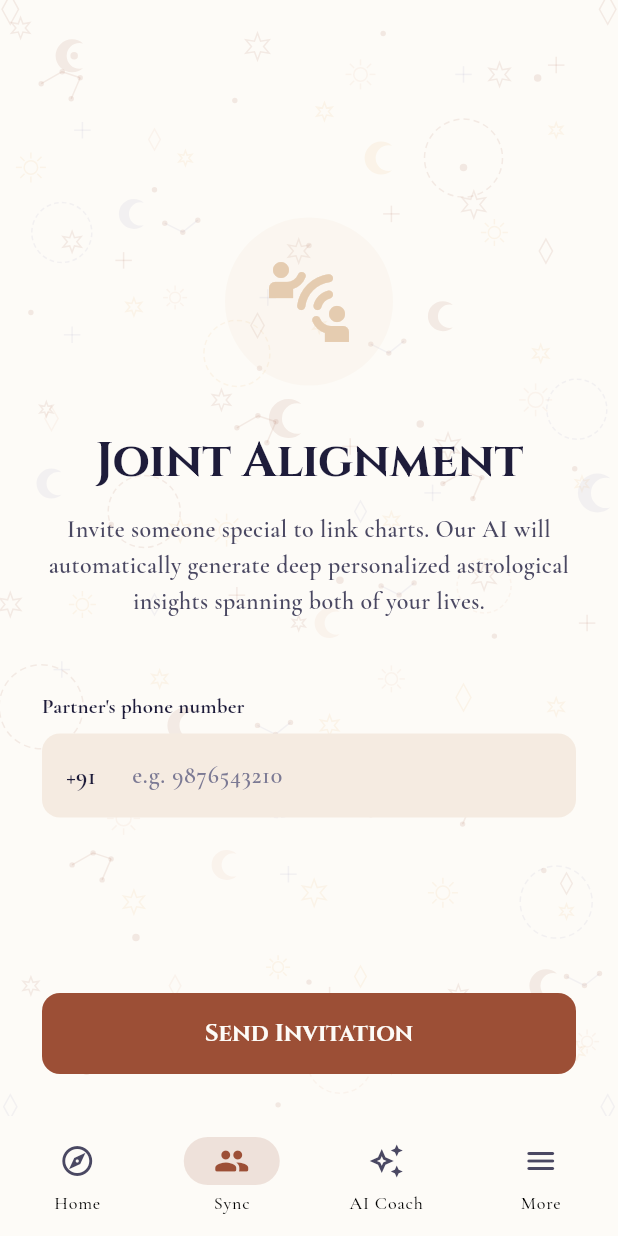
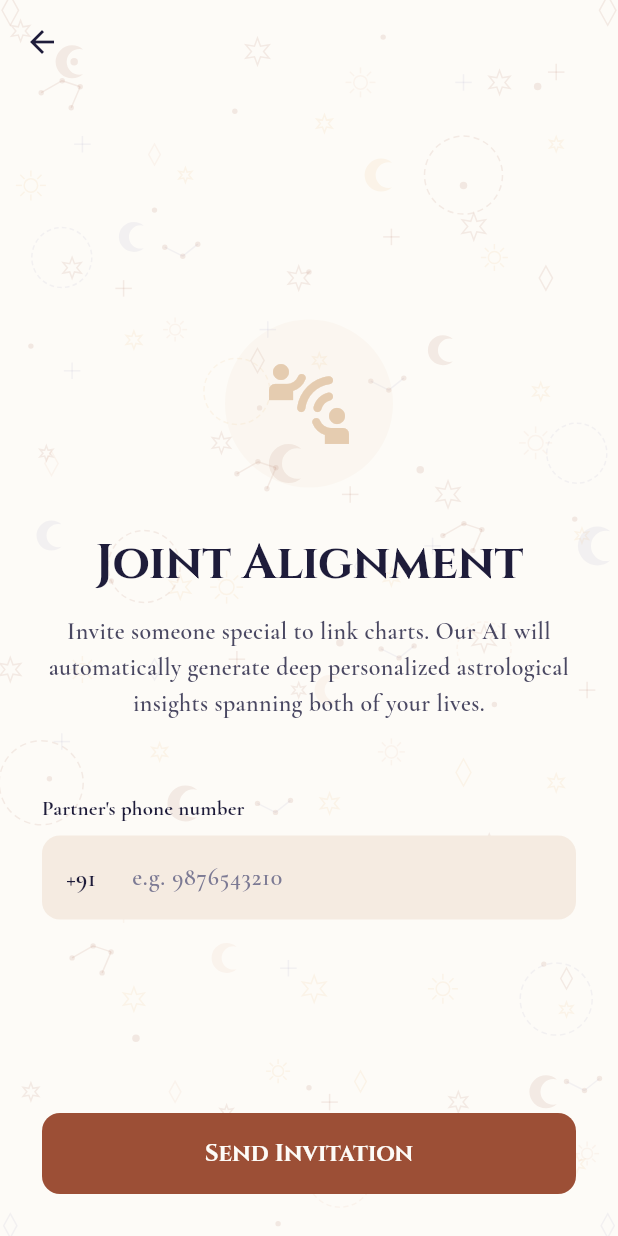
Before and after one commit to HanuShashwat/Twouple, a Flutter app: the HomePage screen opened by its route, item 2 of the bottom bar chosen, on a phone screen of 412 x 824 dp. Run offline on Flutter 3.47's test engine with Material 3 defaults, Android fonts, the phone set to English and light mode, and no system bars; our stand-ins replace dio, equatable, fl_chart, flutter_bloc, flutter_map, go_router and 2 more.

Commit message:
refactor(home_page.dart): hide partner sync view from navigation bar feat(home_page.dart): add partner sync view as a separate page refactor(partner_sync_view.dart): change layout and add app bar feat(partner_sync_view.dart): add conditional rendering based on sync phase refactor(partner_chat_page.dart): remove relationship hub button and add it to popup menu

```diff
--- a/lib/features/home/presentation/pages/home_page.dart
+++ b/lib/features/home/presentation/pages/home_page.dart
@@ -24,7 +24,7 @@ class _HomePageState extends State<HomePage> {
         index: _currentIndex,
         children: const [
           _DashboardView(),
-          _PartnerSyncView(),
+          SizedBox.shrink(),
           _AIAssistantView(),
           _MoreView(),
         ],
@@ -32,6 +32,14 @@ class _HomePageState extends State<HomePage> {
       bottomNavigationBar: NavigationBar(
         selectedIndex: _currentIndex,
         onDestinationSelected: (idx) {
+          if (idx == 1) {
+             Navigator.push(context, PageRouteBuilder(
+               pageBuilder: (context, anim1, anim2) => const _PartnerSyncView(),
+               transitionsBuilder: (context, anim1, anim2, child) => FadeTransition(opacity: anim1, child: child),
+               transitionDuration: const Duration(milliseconds: 300),
+             ));
+             return;
+          }
           setState(() {
             _currentIndex = idx;
           });
@@ -1222,13 +1230,26 @@ class _PartnerSyncViewState extends State<_PartnerSyncView> with SingleTickerPro
 
   @override
   Widget build(BuildContext context) {
-    return CelestialBackground(
+    if (_phase == SyncPhase.synced) {
+       return const _PartnerChatPage();
+    }
+
+    return Scaffold(
+      backgroundColor: AppColors.background,
+      extendBodyBehindAppBar: true,
+      appBar: AppBar(
+        backgroundColor: Colors.transparent,
+        elevation: 0,
+        leading: const BackButton(color: AppColors.textPrimary),
+      ),
+      body: CelestialBackground(
         child: SafeArea(
           child: AnimatedSwitcher(
             duration: const Duration(milliseconds: 1000),
             switchInCurve: Curves.fastEaseInToSlowEaseOut,
             switchOutCurve: Curves.fastEaseInToSlowEaseOut,
             child: _buildCurrentPhase(),
+          ),
         ),
       ),
     );
@@ -1249,7 +1270,7 @@ class _PartnerSyncViewState extends State<_PartnerSyncView> with SingleTickerPro
           child: _buildSplashState(),
         );
       case SyncPhase.synced:
-        return const _PartnerChatPage();
+        return const SizedBox.shrink();
     }
   }
 
@@ -2529,17 +2550,6 @@ class _PartnerChatPageState extends State<_PartnerChatPage> {
                   ScaffoldMessenger.of(context).showSnackBar(const SnackBar(content: Text('AI is analyzing your tone...')));
                },
              ),
-             IconButton(
-               icon: const Icon(Icons.analytics_rounded, color: AppColors.textPrimary),
-               tooltip: 'Relationship Hub',
-               onPressed: () {
-                  Navigator.push(context, PageRouteBuilder(
-                    pageBuilder: (context, anim1, anim2) => const _RelationshipHubPage(),
-                    transitionsBuilder: (context, anim1, anim2, child) => FadeTransition(opacity: anim1, child: child),
-                    transitionDuration: const Duration(milliseconds: 300),
-                  ));
-               },
-             ),
              PopupMenuButton<String>(
                icon: const Icon(Icons.more_vert, color: AppColors.textPrimary),
                color: AppColors.elevated,
@@ -2547,11 +2557,21 @@ class _PartnerChatPageState extends State<_PartnerChatPage> {
                  const PopupMenuItem(
                    value: 'export',
                    child: Text('Sync from WhatsApp', style: TextStyle(color: AppColors.textPrimary)),
-                 )
+                 ),
+                 const PopupMenuItem(
+                   value: 'hub',
+                   child: Text('Relationship Hub', style: TextStyle(color: AppColors.textPrimary)),
+                 ),
                ],
                onSelected: (val) {
                  if (val == 'export') {
                     _showWhatsAppExportDialog();
+                 } else if (val == 'hub') {
+                    Navigator.push(context, PageRouteBuilder(
+                      pageBuilder: (context, anim1, anim2) => const _RelationshipHubPage(),
+                      transitionsBuilder: (context, anim1, anim2, child) => FadeTransition(opacity: anim1, child: child),
+                      transitionDuration: const Duration(milliseconds: 300),
+                    ));
                  }
                }
              )
```
Lines whose indentation alone changed are shown as unchanged.
